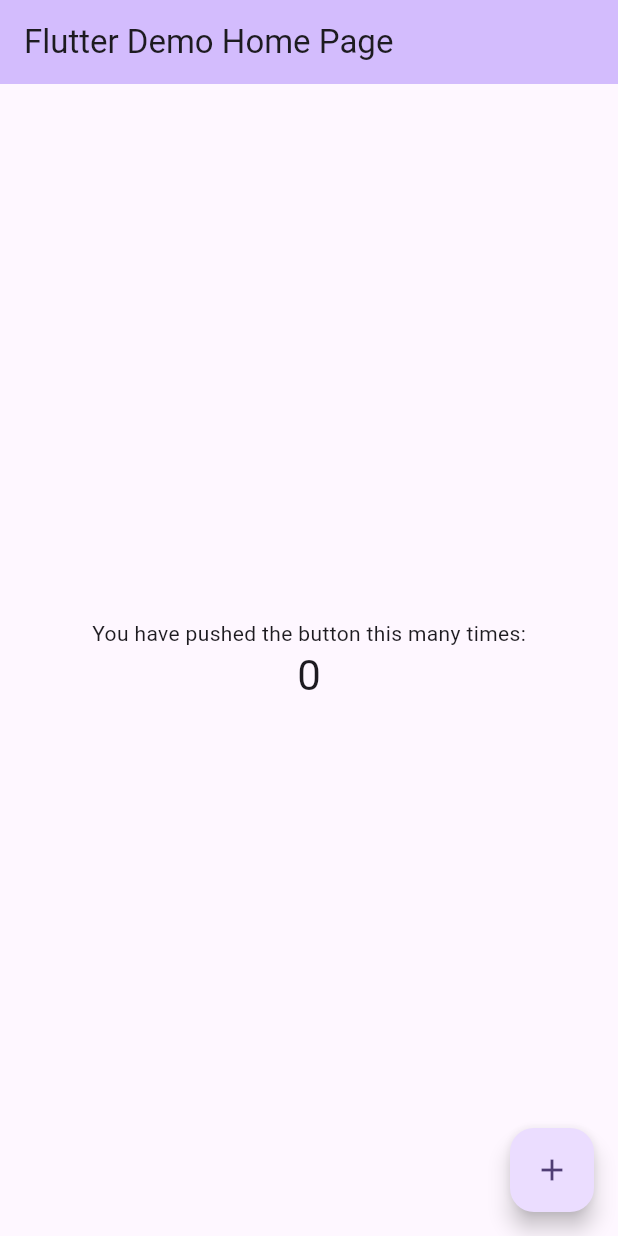
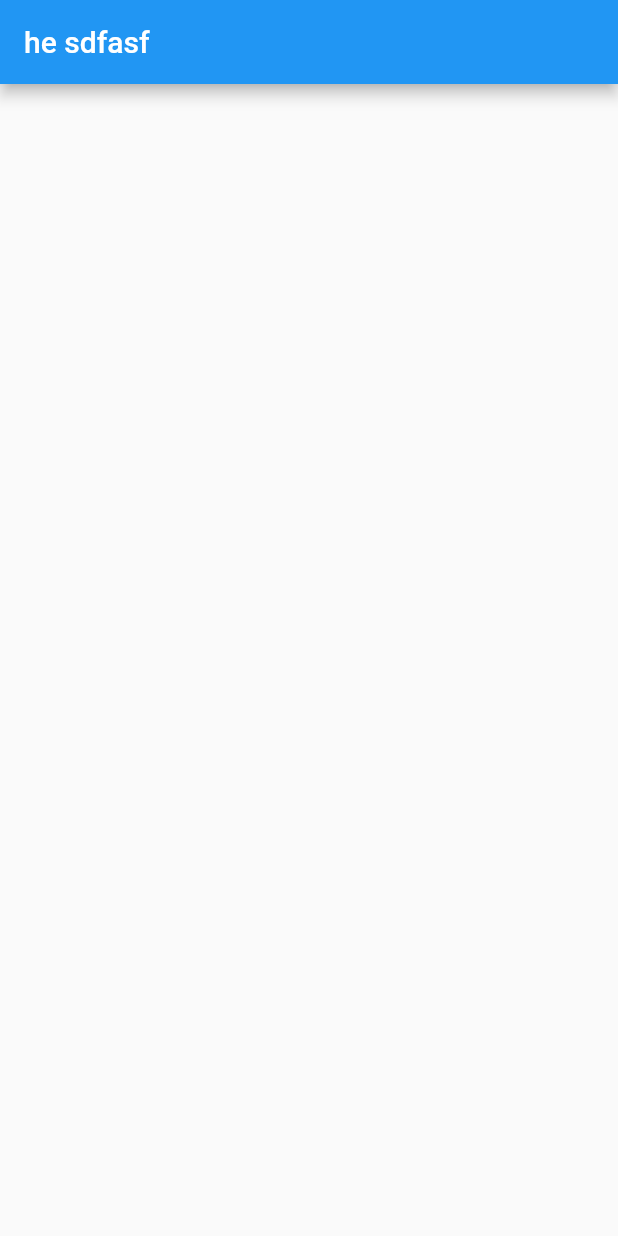
Before and after one commit to Skaditya007/Flutter.RestAPI.Firebase, a Flutter app: the screen it shows after launch, on a phone screen of 412 x 824 dp. Run offline on Flutter 3.47's test engine with Material 2 defaults, Android fonts, the light colour scheme and no system bars.

Commit message:
Initial commit

```diff
--- a/lib/main.dart
+++ b/lib/main.dart
@@ -1,125 +1,29 @@
 import 'package:flutter/material.dart';
 
 void main() {
-  runApp(const MyApp());
+  runApp(myApp());
 }
 
-class MyApp extends StatelessWidget {
-  const MyApp({super.key});
+class myApp extends StatelessWidget {
+  const myApp({super.key});
 
-  // This widget is the root of your application.
   @override
   Widget build(BuildContext context) {
-    return MaterialApp(
-      title: 'Flutter Demo',
-      theme: ThemeData(
-        // This is the theme of your application.
-        //
-        // TRY THIS: Try running your application with "flutter run". You'll see
-        // the application has a blue toolbar. Then, without quitting the app,
-        // try changing the seedColor in the colorScheme below to Colors.green
-        // and then invoke "hot reload" (save your changes or press the "hot
-        // reload" button in a Flutter-supported IDE, or press "r" if you used
-        // the command line to start the app).
-        //
-        // Notice that the counter didn't reset back to zero; the application
-        // state is not lost during the reload. To reset the state, use hot
-        // restart instead.
-        //
-        // This works for code too, not just values: Most code changes can be
-        // tested with just a hot reload.
-        colorScheme: ColorScheme.fromSeed(seedColor: Colors.deepPurple),
-        useMaterial3: true,
-      ),
-      home: const MyHomePage(title: 'Flutter Demo Home Page'),
+    return const MaterialApp(
+      home: HomeScreen(),
     );
   }
 }
 
-class MyHomePage extends StatefulWidget {
-  const MyHomePage({super.key, required this.title});
-
-  // This widget is the home page of your application. It is stateful, meaning
-  // that it has a State object (defined below) that contains fields that affect
-  // how it looks.
-
-  // This class is the configuration for the state. It holds the values (in this
-  // case the title) provided by the parent (in this case the App widget) and
-  // used by the build method of the State. Fields in a Widget subclass are
-  // always marked "final".
-
-  final String title;
-
-  @override
-  State<MyHomePage> createState() => _MyHomePageState();
-}
-
-class _MyHomePageState extends State<MyHomePage> {
-  int _counter = 0;
-
-  void _incrementCounter() {
-    setState(() {
-      // This call to setState tells the Flutter framework that something has
-      // changed in this State, which causes it to rerun the build method below
-      // so that the display can reflect the updated values. If we changed
-      // _counter without calling setState(), then the build method would not be
-      // called again, and so nothing would appear to happen.
-      _counter++;
-    });
-  }
+class HomeScreen extends StatelessWidget {
+  const HomeScreen({super.key});
 
   @override
   Widget build(BuildContext context) {
-    // This method is rerun every time setState is called, for instance as done
-    // by the _incrementCounter method above.
-    //
-    // The Flutter framework has been optimized to make rerunning build methods
-    // fast, so that you can just rebuild anything that needs updating rather
-    // than having to individually change instances of widgets.
     return Scaffold(
       appBar: AppBar(
-        // TRY THIS: Try changing the color here to a specific color (to
-        // Colors.amber, perhaps?) and trigger a hot reload to see the AppBar
-        // change color while the other colors stay the same.
-        backgroundColor: Theme.of(context).colorScheme.inversePrimary,
-        // Here we take the value from the MyHomePage object that was created by
-        // the App.build method, and use it to set our appbar title.
-        title: Text(widget.title),
+        title: Text('he sdfasf'),
       ),
-      body: Center(
-        // Center is a layout widget. It takes a single child and positions it
-        // in the middle of the parent.
-        child: Column(
-          // Column is also a layout widget. It takes a list of children and
-          // arranges them vertically. By default, it sizes itself to fit its
-          // children horizontally, and tries to be as tall as its parent.
-          //
-          // Column has various properties to control how it sizes itself and
-          // how it positions its children. Here we use mainAxisAlignment to
-          // center the children vertically; the main axis here is the vertical
-          // axis because Columns are vertical (the cross axis would be
-          // horizontal).
-          //
-          // TRY THIS: Invoke "debug painting" (choose the "Toggle Debug Paint"
-          // action in the IDE, or press "p" in the console), to see the
-          // wireframe for each widget.
-          mainAxisAlignment: MainAxisAlignment.center,
-          children: <Widget>[
-            const Text(
-              'You have pushed the button this many times:',
-            ),
-            Text(
-              '$_counter',
-              style: Theme.of(context).textTheme.headlineMedium,
-            ),
-          ],
-        ),
-      ),
-      floatingActionButton: FloatingActionButton(
-        onPressed: _incrementCounter,
-        tooltip: 'Increment',
-        child: const Icon(Icons.add),
-      ), // This trailing comma makes auto-formatting nicer for build methods.
     );
   }
 }
```
